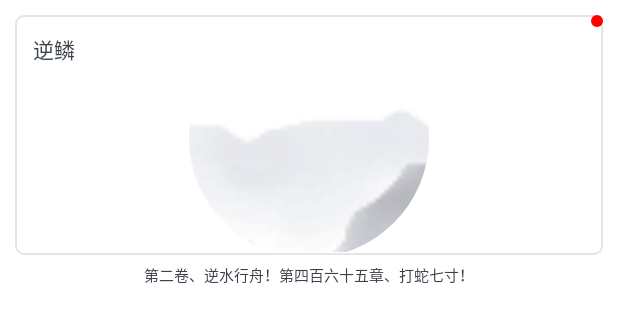
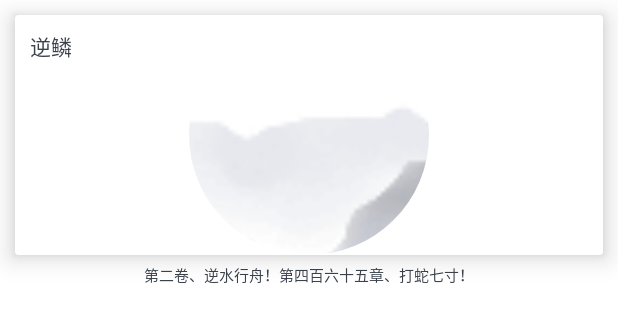
Before and after one commit to lavalike/novel-reader, an Android app: the layout item_coll_book.xml on its own in the app's theme, with its tools: preview values and no code run, on a phone screen of 412 x 824 dp. Shown: the top 323 px of the screen. Run offline under Robolectric (Android 15) with nearby library versions, the phone set to English and light mode, and no system bars; plain views replace CircleImageView.

Commit message:
replace with cardview

```diff
--- a/app/src/main/java/com/wangzhen/reader/ui/adapter/holder/BookShelfHolder.kt
+++ b/app/src/main/java/com/wangzhen/reader/ui/adapter/holder/BookShelfHolder.kt
@@ -1,6 +1,5 @@
 package com.wangzhen.reader.ui.adapter.holder
 
-import android.view.View
 import android.view.ViewGroup
 import com.wangzhen.adapter.base.RecyclerViewHolder
 import com.wangzhen.reader.R
@@ -17,7 +16,6 @@ class BookShelfHolder(parent: ViewGroup) :
         ItemCollBookBinding.bind(itemView).apply {
             bookName.text = mData.title
             lastChapter.text = if (mData.isUpdate()) "未阅读" else mData.lastChapter.trim()
-            redDot.visibility = if (mData.isUpdate()) View.VISIBLE else View.GONE
         }
     }
 }
--- a/app/src/main/res/drawable/selector_shelf_book.xml
+++ /dev/null
@@ -1,8 +0,0 @@
-<?xml version="1.0" encoding="utf-8"?>
-<shape xmlns:android="http://schemas.android.com/apk/res/android"
-    android:shape="rectangle">
-    <corners android:radius="5dp" />
-    <stroke
-        android:width="1dp"
-        android:color="#E5E5E5" />
-</shape>
--- a/app/src/main/res/layout/item_coll_book.xml
+++ b/app/src/main/res/layout/item_coll_book.xml
@@ -4,14 +4,17 @@
     xmlns:tools="http://schemas.android.com/tools"
     android:layout_width="match_parent"
     android:layout_height="wrap_content"
+    android:clipChildren="false"
+    android:clipToPadding="false"
     android:padding="10dp">
 
-    <FrameLayout
+    <androidx.cardview.widget.CardView
         android:id="@+id/container"
         android:layout_width="match_parent"
         android:layout_height="160dp"
-        android:background="@drawable/selector_shelf_book"
         android:padding="2dp"
+        app:cardElevation="10dp"
+        app:cardUseCompatPadding="false"
         app:layout_constraintEnd_toEndOf="parent"
         app:layout_constraintStart_toStartOf="parent"
         app:layout_constraintTop_toTopOf="parent">
@@ -33,7 +36,7 @@
             android:textColor="@color/textColor"
             android:textSize="14sp"
             tools:text="逆鳞" />
-    </FrameLayout>
+    </androidx.cardview.widget.CardView>
 
     <TextView
         android:id="@+id/last_chapter"
@@ -48,15 +51,6 @@
         app:layout_constraintEnd_toEndOf="parent"
         app:layout_constraintStart_toStartOf="parent"
         app:layout_constraintTop_toBottomOf="@+id/container"
+        tools:ignore="SmallSp"
         tools:text="第二卷、逆水行舟！第四百六十五章、打蛇七寸！" />
-
-    <View
-        android:id="@+id/red_dot"
-        android:layout_width="8dp"
-        android:layout_height="8dp"
-        android:background="@drawable/shape_red_dot"
-        android:visibility="gone"
-        app:layout_constraintEnd_toEndOf="parent"
-        app:layout_constraintTop_toTopOf="parent"
-        tools:visibility="visible" />
 </androidx.constraintlayout.widget.ConstraintLayout>
```
